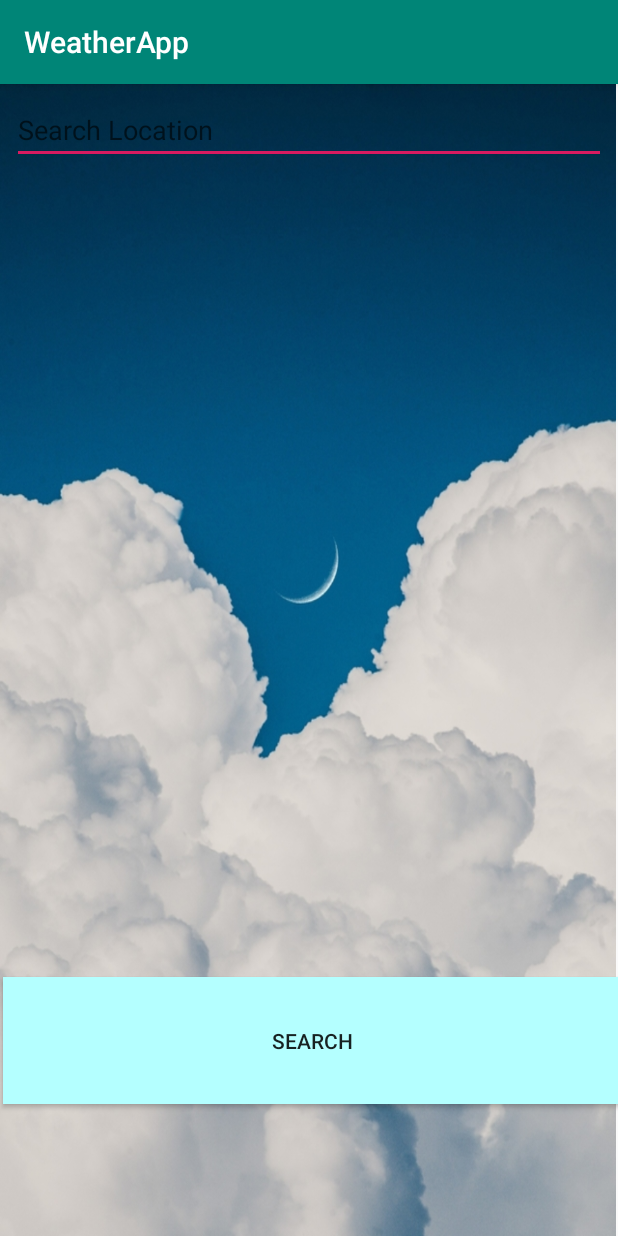
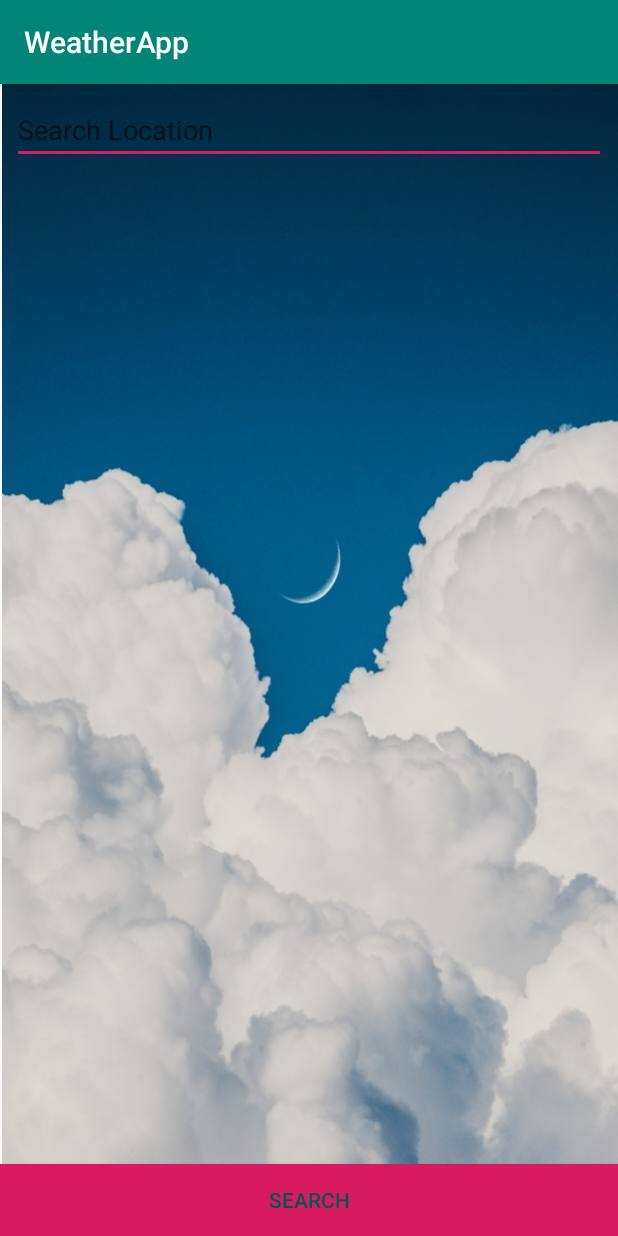
Before and after one commit to ANM05/WeatherApp, an Android app: the screen it shows after launch (MainActivity), on a phone screen of 412 x 824 dp. Run offline under Robolectric (Android 15) with nearby library versions, the phone set to English and light mode, and no system bars; our stand-ins replace ButterKnife, Picasso.

Commit message:
Add internet and location permissions to manifest

```diff
--- a/app/src/main/AndroidManifest.xml
+++ b/app/src/main/AndroidManifest.xml
@@ -1,6 +1,10 @@
 <?xml version="1.0" encoding="utf-8"?>
 <manifest xmlns:android="http://schemas.android.com/apk/res/android"
     package="com.example.weatherapp">
+    <uses-permission android:name="android.permission.INTERNET"/>
+    <uses-permission android:name="android.permission.ACCESS_FINE_LOCATION"/>
+    <uses-permission android:name="android.permission.ACCESS_COARSE_LOCATION"/>
+
 
     <application
         android:allowBackup="true"
--- a/app/src/main/java/com/example/weatherapp/MainActivity.java
+++ b/app/src/main/java/com/example/weatherapp/MainActivity.java
@@ -1,7 +1,11 @@
 package com.example.weatherapp;
 
 //import android.support.v7.app.AppCompatActivity;
+import android.content.Intent;
 import android.os.Bundle;
+import android.view.View;
+import android.widget.Button;
+import android.widget.EditText;
 import android.widget.ImageView;
 
 import androidx.appcompat.app.AppCompatActivity;
@@ -11,9 +15,13 @@ import com.squareup.picasso.Picasso;
 import butterknife.BindView;
 import butterknife.ButterKnife;
 
-public class MainActivity extends AppCompatActivity {
+public class MainActivity extends AppCompatActivity implements View.OnClickListener{
     @BindView(R.id.back)
     ImageView back;
+    @BindView(R.id.btnfind)
+    Button mBtnFind;
+    @BindView(R.id.editText)
+    EditText mLocation;
 
     @Override
     protected void onCreate(Bundle savedInstanceState) {
@@ -23,4 +31,13 @@ public class MainActivity extends AppCompatActivity {
 
 
     }
+
+    public void onClick(View v){
+        if(v==mBtnFind){
+            String location= mLocation.getText().toString();
+            Intent intent= new Intent(MainActivity.this, WeatherActivity.class);
+            intent.putExtra("location", location);
+            startActivity(intent);
+        }
+    }
 }
--- a/app/src/main/res/layout/activity_main.xml
+++ b/app/src/main/res/layout/activity_main.xml
@@ -34,28 +34,20 @@
         android:layout_marginEnd="8dp"
         android:layout_marginRight="8dp"
         android:layout_marginBottom="8dp"
-        android:hint="Search Location"
-        android:inputType="text" />
+        android:hint="@string/search_location"
+        android:inputType="text"
+        android:autofillHints="" />
 
     <Button
         android:id="@+id/btnfind"
         android:layout_width="match_parent"
         android:layout_height="wrap_content"
-        android:layout_alignBottom="@+id/back"
-        android:layout_alignParentStart="true"
-        android:layout_alignParentLeft="true"
-        android:layout_alignParentTop="true"
-        android:layout_alignParentEnd="true"
-        android:layout_alignParentRight="true"
         android:layout_alignParentBottom="true"
-        android:layout_marginStart="2dp"
-        android:layout_marginLeft="2dp"
-        android:layout_marginTop="595dp"
-        android:layout_marginEnd="-2dp"
-        android:layout_marginRight="-2dp"
-        android:layout_marginBottom="88dp"
-        android:background="#b4ffff"
-        android:text="@string/search" />
+        android:layout_centerHorizontal="true"
+        android:background="@color/colorAccent"
+        android:onClick="onClick"
+        android:text="@string/search"
+        android:textColor="@color/colorPrimaryDark" />
 
 
 </RelativeLayout>
--- a/app/src/main/res/values/strings.xml
+++ b/app/src/main/res/values/strings.xml
@@ -2,4 +2,5 @@
     <string name="app_name">WeatherApp</string>
     <string name="search">Search</string>
     <string name="todo">TODO</string>
+    <string name="search_location">Search Location</string>
 </resources>
```
